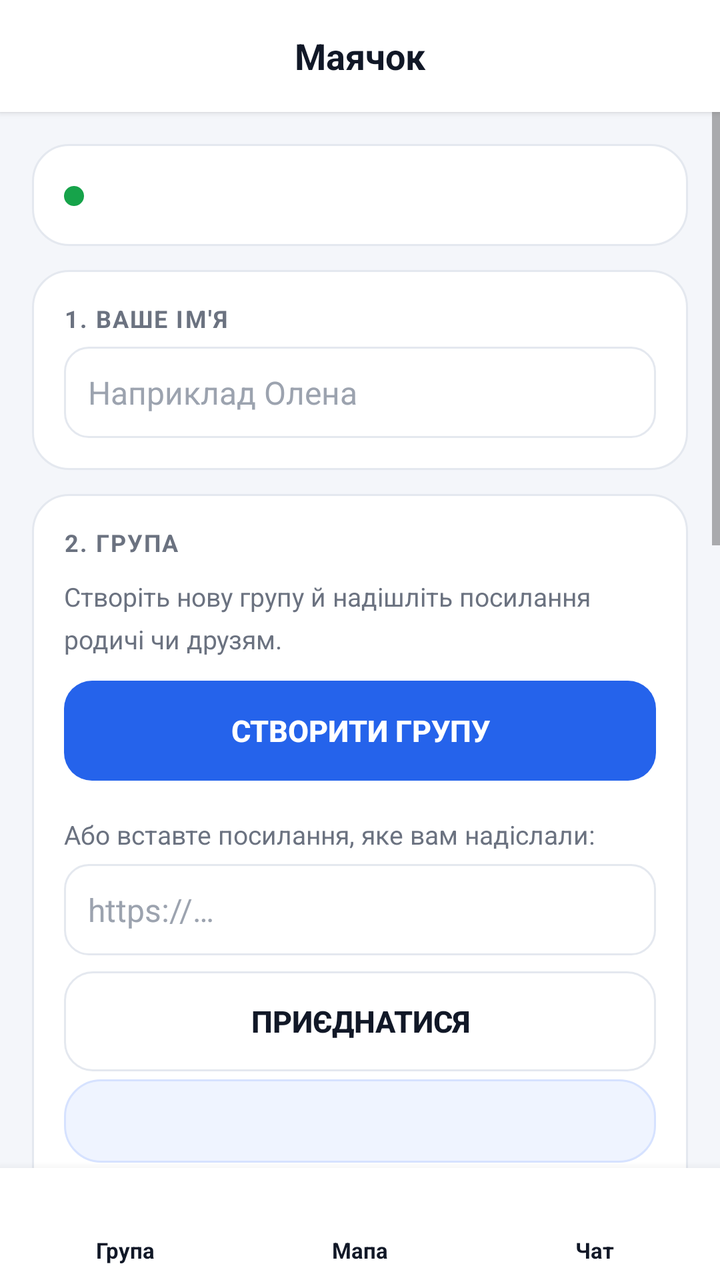
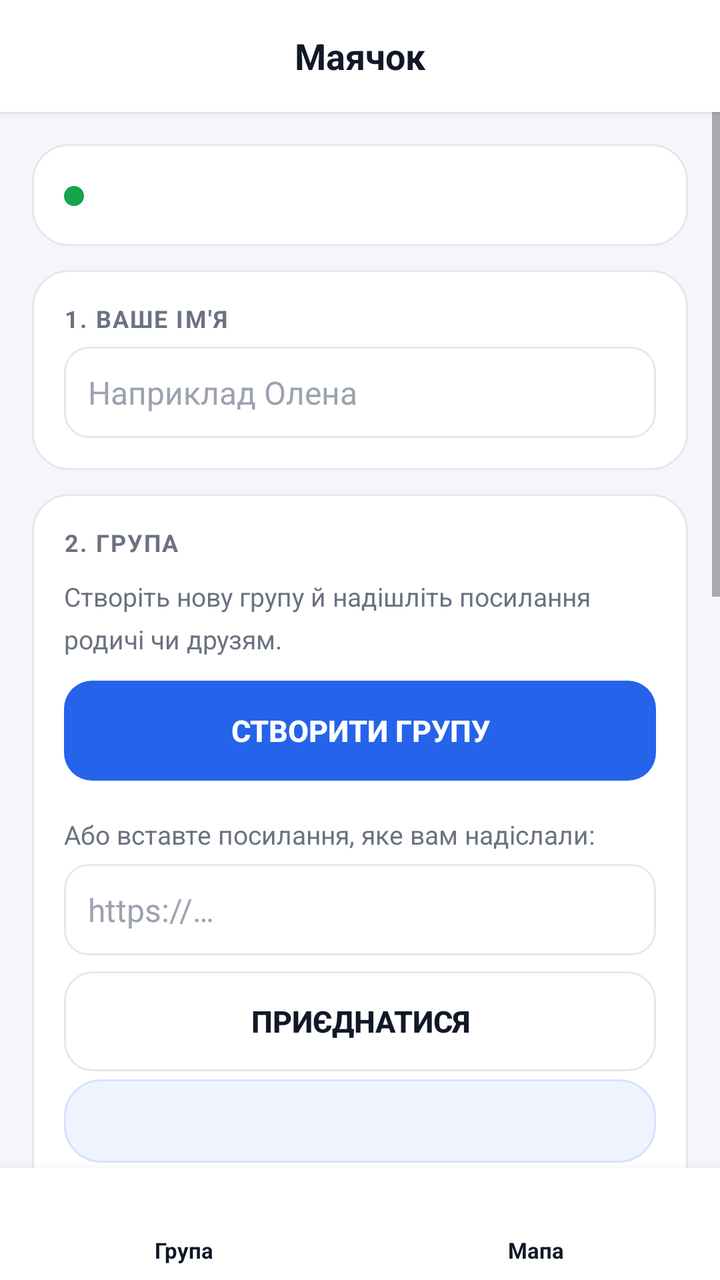

The first picture is an Android layout as it rendered before a commit; the second is the same layout after the commit. The layout source and the unified diff follow.
<!-- AndroidManifest.xml: application theme AppTheme -->
<!-- res/layout/activity_main.xml -->
<?xml version="1.0" encoding="utf-8"?>
<FrameLayout xmlns:android="http://schemas.android.com/apk/res/android"
    android:layout_width="match_parent"
    android:layout_height="match_parent"
    android:background="@color/bg">

    
    <LinearLayout
        android:id="@+id/appbar"
        android:layout_width="match_parent"
        android:layout_height="?android:attr/actionBarSize"
        android:background="@color/surface"
        android:elevation="2dp"
        android:gravity="center_vertical"
        android:orientation="horizontal"
        android:paddingStart="8dp"
        android:paddingEnd="8dp">

        <ImageButton
            android:id="@+id/back"
            android:layout_width="40dp"
            android:layout_height="40dp"
            android:background="?android:attr/selectableItemBackgroundBorderless"
            android:contentDescription="@string/btn_back"
            android:src="@drawable/ic_back"
            android:visibility="invisible" />

        <TextView
            android:id="@+id/title"
            android:layout_width="0dp"
            android:layout_height="wrap_content"
            android:layout_weight="1"
            android:ellipsize="end"
            android:gravity="center"
            android:maxLines="1"
            android:text="@string/app_name"
            android:textColor="@color/text"
            android:textSize="18sp"
            android:textStyle="bold" />

        <View
            android:layout_width="40dp"
            android:layout_height="40dp" />
    </LinearLayout>

    
    <ScrollView
        android:id="@+id/main_panel"
        android:layout_width="match_parent"
        android:layout_height="match_parent"
        android:layout_marginBottom="56dp"
        android:layout_marginTop="?android:attr/actionBarSize"
        android:fillViewport="true">

        <LinearLayout
            android:layout_width="match_parent"
            android:layout_height="wrap_content"
            android:orientation="vertical"
            android:padding="16dp">

            
            <LinearLayout
                style="@style/Card"
                android:layout_marginBottom="12dp"
                android:orientation="horizontal">

                <ImageView
                    android:id="@+id/status_dot"
                    android:layout_width="10dp"
                    android:layout_height="10dp"
                    android:layout_marginTop="5dp"
                    android:background="@drawable/bg_status_dot"
                    android:contentDescription="@null" />

                <TextView
                    android:id="@+id/status"
                    android:layout_width="0dp"
                    android:layout_height="wrap_content"
                    android:layout_marginStart="10dp"
                    android:layout_weight="1"
                    android:textColor="@color/text"
                    android:textSize="14sp" />
            </LinearLayout>

            
            <LinearLayout
                style="@style/Card"
                android:layout_marginBottom="12dp">

                <TextView
                    style="@style/CardTitle"
                    android:text="@string/label_name" />

                <EditText
                    android:id="@+id/name"
                    style="@style/Field"
                    android:hint="@string/hint_name"
                    android:importantForAutofill="no"
                    android:inputType="textPersonName|textCapWords"
                    android:maxLength="24" />
            </LinearLayout>

            
            <LinearLayout
                style="@style/Card"
                android:layout_marginBottom="12dp">

                <TextView
                    style="@style/CardTitle"
                    android:text="@string/label_group" />

                
                <LinearLayout
                    android:id="@+id/group_empty"
                    android:layout_width="match_parent"
                    android:layout_height="wrap_content"
                    android:layout_marginTop="4dp"
                    android:orientation="vertical">

                    <TextView
                        style="@style/Hint"
                        android:text="@string/hint_group_new" />

                    <Button
                        android:id="@+id/create"
                        style="@style/Btn"
                        android:layout_marginTop="12dp"
                        android:text="@string/btn_create_group" />

                    <TextView
                        style="@style/Hint"
                        android:layout_marginTop="18dp"
                        android:text="@string/hint_group_join" />

                    <EditText
                        android:id="@+id/code"
                        style="@style/Field"
                        android:hint="@string/hint_code"
                        android:importantForAutofill="no"
                        android:inputType="textUri|textNoSuggestions"
                        android:maxLines="3" />

                    <Button
                        android:id="@+id/join"
                        style="@style/Btn.Secondary"
                        android:layout_marginTop="8dp"
                        android:text="@string/btn_join_group" />
                </LinearLayout>

                
                <LinearLayout
                    android:id="@+id/group_ready"
                    android:layout_width="match_parent"
                    android:layout_height="wrap_content"
                    android:layout_marginTop="4dp"
                    android:orientation="vertical">

                    <TextView
                        android:id="@+id/code_value"
                        android:layout_width="match_parent"
                        android:layout_height="wrap_content"
                        android:background="@drawable/bg_card_brand"
                        android:padding="12dp"
                        android:textColor="@color/brand"
                        android:textIsSelectable="true"
                        android:textSize="13sp" />

                    <TextView
                        style="@style/Hint"
                        android:text="@string/hint_code_share" />

                    <Button
                        android:id="@+id/share"
                        style="@style/Btn"
                        android:layout_marginTop="12dp"
                        android:text="@string/btn_share" />

                    <LinearLayout
                        android:layout_width="match_parent"
                        android:layout_height="wrap_content"
                        android:layout_marginTop="8dp"
                        android:orientation="horizontal">

                        <Button
                            android:id="@+id/copy"
                            style="@style/Btn.Secondary"
                            android:layout_width="0dp"
                            android:layout_height="wrap_content"
                            android:layout_marginEnd="8dp"
                            android:layout_weight="1"
                            android:drawableStart="@drawable/ic_copy"
                            android:drawablePadding="4dp"
                            android:text="@string/btn_copy_link" />

                        <Button
                            android:id="@+id/map"
                            style="@style/Btn.Secondary"
                            android:layout_width="0dp"
                            android:layout_height="wrap_content"
                            android:layout_weight="1"
                            android:text="@string/btn_map" />

                        <Button
                            android:id="@+id/chat"
                            style="@style/Btn.Secondary"
                            android:layout_width="0dp"
                            android:layout_height="wrap_content"
                            android:layout_marginStart="8dp"
                            android:layout_weight="1"
                            android:text="@string/btn_chat" />
                    </LinearLayout>

                    <Button
                        android:id="@+id/forget"
                        style="@style/Btn.Danger"
                        android:layout_marginTop="8dp"
                        android:text="@string/btn_forget" />
                </LinearLayout>
            </LinearLayout>

            
            <LinearLayout
                style="@style/Card"
                android:layout_marginBottom="12dp">

                <TextView
                    style="@style/CardTitle"
                    android:text="@string/label_interval" />

                <Spinner
                    android:id="@+id/interval"
                    android:layout_width="match_parent"
                    android:layout_height="wrap_content"
                    android:layout_marginTop="6dp" />

                <TextView
                    style="@style/Hint"
                    android:text="@string/note_battery" />

                <Button
                    android:id="@+id/toggle"
                    style="@style/Btn"
                    android:layout_marginTop="12dp"
                    android:text="@string/btn_start" />
            </LinearLayout>

            
            <LinearLayout
                style="@style/Card"
                android:layout_marginBottom="12dp"
                android:gravity="center_vertical"
                android:orientation="horizontal">

                <LinearLayout
                    android:layout_width="0dp"
                    android:layout_height="wrap_content"
                    android:layout_weight="1"
                    android:orientation="vertical">

                    <TextView
                        style="@style/CardTitle"
                        android:text="@string/label_chat_alerts" />

                    <TextView
                        style="@style/Hint"
                        android:text="@string/hint_chat_alerts" />
                </LinearLayout>

                <CheckBox
                    android:id="@+id/chat_alerts"
                    android:layout_width="wrap_content"
                    android:layout_height="wrap_content"
                    android:layout_marginStart="8dp"
                    android:contentDescription="@string/label_chat_alerts"
                    android:minWidth="48dp" />
            </LinearLayout>

            
            <LinearLayout
                style="@style/Card"
                android:layout_marginBottom="8dp">

                <TextView
                    style="@style/CardTitle"
                    android:text="@string/label_help" />

                <TextView
                    style="@style/Hint"
                    android:text="@string/hint_help" />

                <LinearLayout
                    android:layout_width="match_parent"
                    android:layout_height="wrap_content"
                    android:layout_marginTop="10dp"
                    android:orientation="horizontal">

                    
                    <Button
                        android:id="@+id/github"
                        style="@style/Btn.Secondary"
                        android:layout_width="match_parent"
                        android:layout_height="wrap_content"
                        android:text="@string/btn_github" />
                </LinearLayout>
            </LinearLayout>
        </LinearLayout>
    </ScrollView>

    
    <LinearLayout
        android:id="@+id/map_panel"
        android:layout_width="match_parent"
        android:layout_height="match_parent"
        android:layout_marginTop="?android:attr/actionBarSize"
        android:layout_marginBottom="56dp"
        android:orientation="vertical"
        android:visibility="gone">

        <WebView
            android:id="@+id/map_view"
            android:layout_width="match_parent"
            android:layout_height="0dp"
            android:layout_weight="1"
            android:overScrollMode="never" />
    </LinearLayout>

    
    <LinearLayout
        android:id="@+id/chat_panel"
        android:layout_width="match_parent"
        android:layout_height="match_parent"
        android:layout_marginTop="?android:attr/actionBarSize"
        android:layout_marginBottom="56dp"
        android:orientation="vertical"
        android:visibility="gone">

        
        <FrameLayout
            android:layout_width="match_parent"
            android:layout_height="0dp"
            android:layout_weight="1"
            android:background="@drawable/bg_chat_wallpaper">

            <ScrollView
                android:id="@+id/chat_log"
                android:layout_width="match_parent"
                android:layout_height="match_parent"
                android:overScrollMode="never"
                android:paddingTop="8dp"
                android:paddingBottom="8dp"
                android:scrollbars="none">

                <LinearLayout
                    android:id="@+id/chat_list"
                    android:layout_width="match_parent"
                    android:layout_height="wrap_content"
                    android:orientation="vertical"
                    android:paddingStart="10dp"
                    android:paddingEnd="10dp" />
            </ScrollView>

            <TextView
                android:id="@+id/chat_empty"
                style="@style/Hint"
                android:layout_width="match_parent"
                android:layout_height="wrap_content"
                android:layout_gravity="center"
                android:gravity="center"
                android:paddingStart="32dp"
                android:paddingEnd="32dp"
                android:text="@string/chat_empty" />
        </FrameLayout>

        
        <LinearLayout
            android:layout_width="match_parent"
            android:layout_height="wrap_content"
            android:background="@color/surface"
            android:elevation="3dp"
            android:gravity="bottom"
            android:orientation="horizontal"
            android:paddingStart="10dp"
            android:paddingTop="8dp"
            android:paddingEnd="10dp"
            android:paddingBottom="8dp">

            <EditText
                android:id="@+id/chat_input"
                style="@style/Field"
                android:layout_width="0dp"
                android:layout_height="wrap_content"
                android:layout_marginEnd="8dp"
                android:layout_marginTop="0dp"
                android:layout_weight="1"
                android:background="@drawable/bg_chat_input"
                android:hint="@string/chat_hint"
                android:importantForAutofill="no"
                android:inputType="textMultiLine|textCapSentences"
                android:maxLength="500"
                android:maxLines="4"
                android:minHeight="44dp"
                android:paddingStart="14dp"
                android:paddingTop="10dp"
                android:paddingEnd="14dp"
                android:paddingBottom="10dp" />

            <ImageButton
                android:id="@+id/chat_send"
                android:layout_width="46dp"
                android:layout_height="46dp"
                android:background="@drawable/bg_send_button"
                android:contentDescription="@string/chat_send"
                android:padding="12dp"
                android:scaleType="fitCenter"
                android:src="@drawable/ic_send" />
        </LinearLayout>
    </LinearLayout>

    
    <LinearLayout
        android:id="@+id/bottom_nav"
        android:layout_width="match_parent"
        android:layout_height="56dp"
        android:layout_gravity="bottom"
        android:background="@color/surface"
        android:elevation="8dp"
        android:gravity="center"
        android:orientation="horizontal"
        android:paddingStart="4dp"
        android:paddingEnd="4dp">

        <LinearLayout
            android:id="@+id/tab_group"
            android:layout_width="0dp"
            android:layout_height="match_parent"
            android:layout_weight="1"
            android:background="@drawable/bg_tab"
            android:gravity="center"
            android:orientation="vertical"
            android:paddingTop="4dp">

            <ImageView
                android:layout_width="20dp"
                android:layout_height="20dp"
                android:contentDescription="@null"
                android:src="@drawable/ic_tab_group" />

            <TextView
                android:id="@+id/tab_group_text"
                android:layout_width="wrap_content"
                android:layout_height="wrap_content"
                android:layout_marginTop="2dp"
                android:text="@string/tab_group"
                android:textColor="@color/text"
                android:textSize="11sp"
                android:textStyle="bold" />
        </LinearLayout>

        <LinearLayout
            android:id="@+id/tab_map"
            android:layout_width="0dp"
            android:layout_height="match_parent"
            android:layout_weight="1"
            android:background="@drawable/bg_tab"
            android:gravity="center"
            android:orientation="vertical"
            android:paddingTop="4dp">

            <ImageView
                android:layout_width="20dp"
                android:layout_height="20dp"
                android:contentDescription="@null"
                android:src="@drawable/ic_tab_map" />

            <TextView
                android:id="@+id/tab_map_text"
                android:layout_width="wrap_content"
                android:layout_height="wrap_content"
                android:layout_marginTop="2dp"
                android:text="@string/tab_map"
                android:textColor="@color/text"
                android:textSize="11sp"
                android:textStyle="bold" />
        </LinearLayout>

        <LinearLayout
            android:id="@+id/tab_chat"
            android:layout_width="0dp"
            android:layout_height="match_parent"
            android:layout_weight="1"
            android:background="@drawable/bg_tab"
            android:gravity="center"
            android:orientation="vertical"
            android:paddingTop="4dp">

            <ImageView
                android:layout_width="20dp"
                android:layout_height="20dp"
                android:contentDescription="@null"
                android:src="@drawable/ic_tab_chat" />

            <TextView
                android:id="@+id/tab_chat_text"
                android:layout_width="wrap_content"
                android:layout_height="wrap_content"
                android:layout_marginTop="2dp"
                android:text="@string/tab_chat"
                android:textColor="@color/text"
                android:textSize="11sp"
                android:textStyle="bold" />
        </LinearLayout>
    </LinearLayout>
</FrameLayout>
<!-- resources referenced by this layout -->
<resources>
  <color name="bg">#F4F6FA</color>
  <color name="brand">#2563EB</color>
  <color name="surface">#FFFFFF</color>
  <color name="text">#111827</color>
  <!-- drawable bg_chat_input (drawable) -->
  <?xml version="1.0" encoding="utf-8"?>
  <shape xmlns:android="http://schemas.android.com/apk/res/android"
      android:shape="rectangle">
      <solid android:color="@color/bg" />
      <corners android:radius="22dp" />
      <stroke
          android:width="1dp"
          android:color="@color/divider" />
  </shape>
  <!-- drawable bg_chat_wallpaper (drawable) -->
  <?xml version="1.0" encoding="utf-8"?>
  <bitmap xmlns:android="http://schemas.android.com/apk/res/android"
      android:src="@drawable/chat_tile"
      android:tileMode="repeat" />
  <!-- drawable bg_send_button (drawable) -->
  <?xml version="1.0" encoding="utf-8"?>
  <selector xmlns:android="http://schemas.android.com/apk/res/android">
      <item android:state_pressed="true">
          <shape android:shape="oval">
              <solid android:color="@color/brand_dark" />
          </shape>
      </item>
      <item>
          <shape android:shape="oval">
              <solid android:color="@color/bubble_out" />
          </shape>
      </item>
  </selector>
  <!-- drawable ic_send (drawable) -->
  <vector xmlns:android="http://schemas.android.com/apk/res/android"
      android:width="24dp"
      android:height="24dp"
      android:viewportWidth="24"
      android:viewportHeight="24">
      <path
          android:fillColor="#FFFFFF"
          android:pathData="M3.4,20.4l17.45,-7.48c0.81,-0.35 0.81,-1.49 0,-1.84L3.4,3.6c-0.66,-0.29 -1.39,0.2 -1.39,0.91L2,9.12c0,0.5 0.37,0.93 0.87,0.99L17,12L2.87,13.88C2.37,13.95 2,14.38 2,14.88l0.01,4.61C2.01,20.2 2.74,20.69 3.4,20.4z" />
  </vector>
  <!-- drawable ic_tab_chat (drawable) -->
  <vector xmlns:android="http://schemas.android.com/apk/res/android"
      android:width="24dp" android:height="24dp"
      android:viewportWidth="24" android:viewportHeight="24">
      <path android:fillColor="#FFFFFF"
          android:pathData="M20,2H4c-1.1,0 -1.99,0.9 -1.99,2L2,22l4,-4h14c1.1,0 2,-0.9 2,-2V4c0,-1.1 -0.9,-2 -2,-2zM6,9h12v2H6V9zM14,14H6v-2h8v2zM18,8H6V6h12v2z"/>
  </vector>
  <string name="app_name">Маячок</string>
  <string name="btn_back">Назад</string>
  <string name="btn_chat">Чат</string>
  <string name="btn_copy_link">Скопіювати посилання</string>
  <string name="btn_create_group">Створити групу</string>
  <string name="btn_forget">Вийти з групи</string>
  <string name="btn_github">Проєкт</string>
  <string name="btn_join_group">Приєднатися</string>
  <string name="btn_map">Мапа</string>
  <string name="btn_share">Поділитися посиланням</string>
  <string name="btn_start">Почати</string>
  <string name="chat_empty">Повідомлень ще немає. Напишіть перше — решта групи побачить його одразу.</string>
  <string name="chat_hint">Повідомлення…</string>
  <string name="chat_send">OK</string>
  <string name="hint_chat_alerts">Працює, коли застосунок закритий. Витрачає трохи батареї.</string>
  <string name="hint_code">https://…</string>
  <string name="hint_help">Всім у групі видно одне одного. Точка зникає через 30 хв без оновлень.</string>
  <string name="hint_name">Наприклад Олена</string>
  <string name="label_chat_alerts">Сповіщати про повідомлення</string>
  <string name="label_group">2. Група</string>
  <string name="label_help">4. Довідка</string>
  <string name="label_name">1. Ваше ім\'я</string>
  <string name="tab_chat">Чат</string>
  <string name="tab_group">Група</string>
  <string name="tab_map">Мапа</string>
  <color name="brand_faint">#EFF4FF</color>
  <color name="divider">#E4E8EF</color>
  <!-- drawable chat_tile: png bitmap (drawable-nodpi, 158 bytes) -->
  <color name="brand_dark">#1D4ED8</color>
  <color name="bubble_out">#2563EB</color>
  <color name="ok">#16A34A</color>
  <color name="on_brand">#FFFFFF</color>
  <color name="danger">#DC2626</color>
  <color name="text_muted">#6B7280</color>
  <color name="text_faint">#9CA3AF</color>
  <!-- unchanged entries left out for length: 25 -->
</resources>

<!-- the commit's change to res/layout/activity_main.xml (unified diff, before → after) -->
@@ -200,14 +200,6 @@
                             android:layout_weight="1"
                             android:text="@string/btn_map" />
 
-                        <Button
-                            android:id="@+id/chat"
-                            style="@style/Btn.Secondary"
-                            android:layout_width="0dp"
-                            android:layout_height="wrap_content"
-                            android:layout_marginStart="8dp"
-                            android:layout_weight="1"
-                            android:text="@string/btn_chat" />
                     </LinearLayout>
 
                     <Button
@@ -242,37 +234,6 @@
                     style="@style/Btn"
                     android:layout_marginTop="12dp"
                     android:text="@string/btn_start" />
-            </LinearLayout>
-
-            
-            <LinearLayout
-                style="@style/Card"
-                android:layout_marginBottom="12dp"
-                android:gravity="center_vertical"
-                android:orientation="horizontal">
-
-                <LinearLayout
-                    android:layout_width="0dp"
-                    android:layout_height="wrap_content"
-                    android:layout_weight="1"
-                    android:orientation="vertical">
-
-                    <TextView
-                        style="@style/CardTitle"
-                        android:text="@string/label_chat_alerts" />
-
-                    <TextView
-                        style="@style/Hint"
-                        android:text="@string/hint_chat_alerts" />
-                </LinearLayout>
-
-                <CheckBox
-                    android:id="@+id/chat_alerts"
-                    android:layout_width="wrap_content"
-                    android:layout_height="wrap_content"
-                    android:layout_marginStart="8dp"
-                    android:contentDescription="@string/label_chat_alerts"
-                    android:minWidth="48dp" />
             </LinearLayout>
 
             
@@ -322,98 +283,6 @@
             android:layout_height="0dp"
             android:layout_weight="1"
             android:overScrollMode="never" />
-    </LinearLayout>
-
-    
-    <LinearLayout
-        android:id="@+id/chat_panel"
-        android:layout_width="match_parent"
-        android:layout_height="match_parent"
-        android:layout_marginTop="?android:attr/actionBarSize"
-        android:layout_marginBottom="56dp"
-        android:orientation="vertical"
-        android:visibility="gone">
-
-        
-        <FrameLayout
-            android:layout_width="match_parent"
-            android:layout_height="0dp"
-            android:layout_weight="1"
-            android:background="@drawable/bg_chat_wallpaper">
-
-            <ScrollView
-                android:id="@+id/chat_log"
-                android:layout_width="match_parent"
-                android:layout_height="match_parent"
-                android:overScrollMode="never"
-                android:paddingTop="8dp"
-                android:paddingBottom="8dp"
-                android:scrollbars="none">
-
-                <LinearLayout
-                    android:id="@+id/chat_list"
-                    android:layout_width="match_parent"
-                    android:layout_height="wrap_content"
-                    android:orientation="vertical"
-                    android:paddingStart="10dp"
-                    android:paddingEnd="10dp" />
-            </ScrollView>
-
-            <TextView
-                android:id="@+id/chat_empty"
-                style="@style/Hint"
-                android:layout_width="match_parent"
-                android:layout_height="wrap_content"
-                android:layout_gravity="center"
-                android:gravity="center"
-                android:paddingStart="32dp"
-                android:paddingEnd="32dp"
-                android:text="@string/chat_empty" />
-        </FrameLayout>
-
-        
-        <LinearLayout
-            android:layout_width="match_parent"
-            android:layout_height="wrap_content"
-            android:background="@color/surface"
-            android:elevation="3dp"
-            android:gravity="bottom"
-            android:orientation="horizontal"
-            android:paddingStart="10dp"
-            android:paddingTop="8dp"
-            android:paddingEnd="10dp"
-            android:paddingBottom="8dp">
-
-            <EditText
-                android:id="@+id/chat_input"
-                style="@style/Field"
-                android:layout_width="0dp"
-                android:layout_height="wrap_content"
-                android:layout_marginEnd="8dp"
-                android:layout_marginTop="0dp"
-                android:layout_weight="1"
-                android:background="@drawable/bg_chat_input"
-                android:hint="@string/chat_hint"
-                android:importantForAutofill="no"
-                android:inputType="textMultiLine|textCapSentences"
-                android:maxLength="500"
-                android:maxLines="4"
-                android:minHeight="44dp"
-                android:paddingStart="14dp"
-                android:paddingTop="10dp"
-                android:paddingEnd="14dp"
-                android:paddingBottom="10dp" />
-
-            <ImageButton
-                android:id="@+id/chat_send"
-                android:layout_width="46dp"
-                android:layout_height="46dp"
-                android:background="@drawable/bg_send_button"
-                android:contentDescription="@string/chat_send"
-                android:padding="12dp"
-                android:scaleType="fitCenter"
-                android:src="@drawable/ic_send" />
-        </LinearLayout>
     </LinearLayout>
 
     
@@ -483,31 +352,5 @@
                 android:textStyle="bold" />
         </LinearLayout>
 
-        <LinearLayout
-            android:id="@+id/tab_chat"
-            android:layout_width="0dp"
-            android:layout_height="match_parent"
-            android:layout_weight="1"
-            android:background="@drawable/bg_tab"
-            android:gravity="center"
-            android:orientation="vertical"
-            android:paddingTop="4dp">
-
-            <ImageView
-                android:layout_width="20dp"
-                android:layout_height="20dp"
-                android:contentDescription="@null"
-                android:src="@drawable/ic_tab_chat" />
-
-            <TextView
-                android:id="@+id/tab_chat_text"
-                android:layout_width="wrap_content"
-                android:layout_height="wrap_content"
-                android:layout_marginTop="2dp"
-                android:text="@string/tab_chat"
-                android:textColor="@color/text"
-                android:textSize="11sp"
-                android:textStyle="bold" />
-        </LinearLayout>
     </LinearLayout>
 </FrameLayout>
<!-- resource entries referenced after the edit -->
@@ -4,55 +4,8 @@
   <color name="brand">#2563EB</color>
   <color name="surface">#FFFFFF</color>
   <color name="text">#111827</color>
-  <!-- drawable bg_chat_input (drawable) -->
-  <?xml version="1.0" encoding="utf-8"?>
-  <shape xmlns:android="http://schemas.android.com/apk/res/android"
-      android:shape="rectangle">
-      <solid android:color="@color/bg" />
-      <corners android:radius="22dp" />
-      <stroke
-          android:width="1dp"
-          android:color="@color/divider" />
-  </shape>
-  <!-- drawable bg_chat_wallpaper (drawable) -->
-  <?xml version="1.0" encoding="utf-8"?>
-  <bitmap xmlns:android="http://schemas.android.com/apk/res/android"
-      android:src="@drawable/chat_tile"
-      android:tileMode="repeat" />
-  <!-- drawable bg_send_button (drawable) -->
-  <?xml version="1.0" encoding="utf-8"?>
-  <selector xmlns:android="http://schemas.android.com/apk/res/android">
-      <item android:state_pressed="true">
-          <shape android:shape="oval">
-              <solid android:color="@color/brand_dark" />
-          </shape>
-      </item>
-      <item>
-          <shape android:shape="oval">
-              <solid android:color="@color/bubble_out" />
-          </shape>
-      </item>
-  </selector>
-  <!-- drawable ic_send (drawable) -->
-  <vector xmlns:android="http://schemas.android.com/apk/res/android"
-      android:width="24dp"
-      android:height="24dp"
-      android:viewportWidth="24"
-      android:viewportHeight="24">
-      <path
-          android:fillColor="#FFFFFF"
-          android:pathData="M3.4,20.4l17.45,-7.48c0.81,-0.35 0.81,-1.49 0,-1.84L3.4,3.6c-0.66,-0.29 -1.39,0.2 -1.39,0.91L2,9.12c0,0.5 0.37,0.93 0.87,0.99L17,12L2.87,13.88C2.37,13.95 2,14.38 2,14.88l0.01,4.61C2.01,20.2 2.74,20.69 3.4,20.4z" />
-  </vector>
-  <!-- drawable ic_tab_chat (drawable) -->
-  <vector xmlns:android="http://schemas.android.com/apk/res/android"
-      android:width="24dp" android:height="24dp"
-      android:viewportWidth="24" android:viewportHeight="24">
-      <path android:fillColor="#FFFFFF"
-          android:pathData="M20,2H4c-1.1,0 -1.99,0.9 -1.99,2L2,22l4,-4h14c1.1,0 2,-0.9 2,-2V4c0,-1.1 -0.9,-2 -2,-2zM6,9h12v2H6V9zM14,14H6v-2h8v2zM18,8H6V6h12v2z"/>
-  </vector>
   <string name="app_name">Маячок</string>
   <string name="btn_back">Назад</string>
-  <string name="btn_chat">Чат</string>
   <string name="btn_copy_link">Скопіювати посилання</string>
   <string name="btn_create_group">Створити групу</string>
   <string name="btn_forget">Вийти з групи</string>
@@ -61,25 +14,17 @@
   <string name="btn_map">Мапа</string>
   <string name="btn_share">Поділитися посиланням</string>
   <string name="btn_start">Почати</string>
-  <string name="chat_empty">Повідомлень ще немає. Напишіть перше — решта групи побачить його одразу.</string>
-  <string name="chat_hint">Повідомлення…</string>
-  <string name="chat_send">OK</string>
-  <string name="hint_chat_alerts">Працює, коли застосунок закритий. Витрачає трохи батареї.</string>
   <string name="hint_code">https://…</string>
-  <string name="hint_help">Всім у групі видно одне одного. Точка зникає через 30 хв без оновлень.</string>
+  <string name="hint_help">Всім у групі видно одне одного. Точка не зникає: якщо людина давно онлайн, видно, де вона востаннє була.</string>
   <string name="hint_name">Наприклад Олена</string>
-  <string name="label_chat_alerts">Сповіщати про повідомлення</string>
   <string name="label_group">2. Група</string>
   <string name="label_help">4. Довідка</string>
   <string name="label_name">1. Ваше ім\'я</string>
-  <string name="tab_chat">Чат</string>
   <string name="tab_group">Група</string>
   <string name="tab_map">Мапа</string>
   <color name="brand_faint">#EFF4FF</color>
   <color name="divider">#E4E8EF</color>
-  <!-- drawable chat_tile: png bitmap (drawable-nodpi, 158 bytes) -->
   <color name="brand_dark">#1D4ED8</color>
-  <color name="bubble_out">#2563EB</color>
   <color name="ok">#16A34A</color>
   <color name="on_brand">#FFFFFF</color>
   <color name="danger">#DC2626</color>
